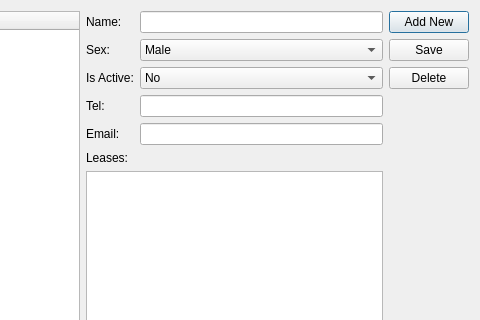
Old version of the form rentmanager/tenantsdialog.ui in the repository jayjay-w/rentman; both pictures show x 139 to 619 and y 0 to 320 of the 619 by 420 pixel window.
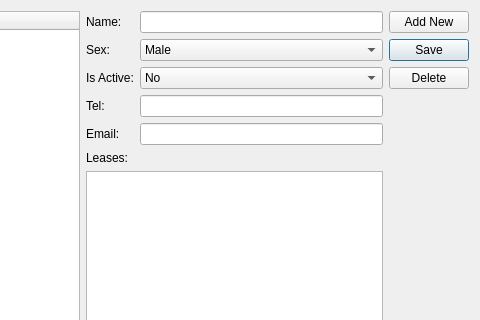
New version of the form.

```diff
--- a/rentmanager/tenantsdialog.ui
+++ b/rentmanager/tenantsdialog.ui
@@ -129,6 +129,9 @@
        <property name="text">
         <string>Save</string>
        </property>
+       <property name="default">
+        <bool>true</bool>
+       </property>
       </widget>
      </item>
      <item>
```
Left out of the diff: 2 changed lines with no effect on the pictures.
